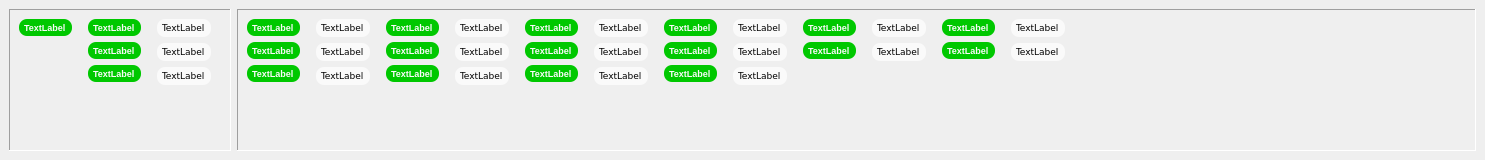
This is dockresults.ui in crocodile119/Laser-Studio as Qt 5 draws it before an edit. The edited form follows.
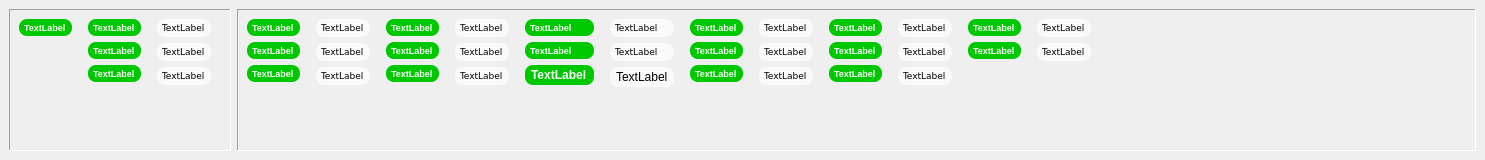
This is the edited form.

What changed in the file:
```diff
--- a/dockresults.ui
+++ b/dockresults.ui
@@ -291,8 +291,8 @@
         <rect>
          <x>0</x>
          <y>0</y>
-         <width>1165</width>
-         <height>110</height>
+         <width>1177</width>
+         <height>116</height>
         </rect>
        </property>
        <layout class="QGridLayout" name="gridLayout_2">
@@ -343,7 +343,7 @@
            </widget>
           </item>
           <item>
-           <widget class="QLabel" name="tCountingLabel">
+           <widget class="QLabel" name="tPulseNumberLabel">
             <property name="font">
              <font>
               <pointsize>7</pointsize>
@@ -604,10 +604,9 @@
            </widget>
           </item>
           <item>
-           <widget class="QLabel" name="tPulseNumberLabel">
+           <widget class="QLabel" name="tTimeBase_Label">
             <property name="font">
              <font>
-              <pointsize>7</pointsize>
               <weight>75</weight>
               <bold>true</bold>
              </font>
@@ -777,6 +776,29 @@
             </property>
            </widget>
           </item>
+          <item>
+           <widget class="QLabel" name="CountingLabel">
+            <property name="font">
+             <font>
+              <family>Verdana</family>
+              <pointsize>7</pointsize>
+              <weight>50</weight>
+              <bold>false</bold>
+             </font>
+            </property>
+            <property name="styleSheet">
+             <string notr="true">QLabel {background-color: #fafafa}
+QLabel {color: #000000}
+QLabel {border: 0px solid grey}
+QLabel {border-radius: 8px}
+QLabel {padding: 3px}
+QLabel {margin-right: 10px}</string>
+            </property>
+            <property name="text">
+             <string>TextLabel</string>
+            </property>
+           </widget>
+          </item>
           <item>
            <spacer name="verticalSpacer_10">
             <property name="orientation">
@@ -847,7 +869,7 @@
            </widget>
           </item>
           <item>
-           <widget class="QLabel" name="CountingLabel">
+           <widget class="QLabel" name="PulseNumberLabel">
             <property name="font">
              <font>
               <family>Verdana</family>
@@ -1044,15 +1066,7 @@
            </widget>
           </item>
           <item>
-           <widget class="QLabel" name="PulseNumberLabel">
-            <property name="font">
-             <font>
-              <family>Verdana</family>
-              <pointsize>7</pointsize>
-              <weight>50</weight>
-              <bold>false</bold>
-             </font>
-            </property>
+           <widget class="QLabel" name="timeBase_Label">
             <property name="styleSheet">
              <string notr="true">QLabel {background-color: #fafafa}
 QLabel {color: #000000}
@@ -1127,6 +1141,28 @@
             </property>
            </widget>
           </item>
+          <item>
+           <widget class="QLabel" name="tCountingLabel">
+            <property name="font">
+             <font>
+              <pointsize>7</pointsize>
+              <weight>75</weight>
+              <bold>true</bold>
+             </font>
+            </property>
+            <property name="styleSheet">
+             <string notr="true">QLabel {background-color: #00c800}
+QLabel {color: #fafafa}
+QLabel {border: 0px solid grey}
+QLabel {border-radius: 8px}
+QLabel {padding: 3px}
+QLabel {margin-right: 10px}</string>
+            </property>
+            <property name="text">
+             <string>TextLabel</string>
+            </property>
+           </widget>
+          </item>
           <item>
            <spacer name="verticalSpacer_9">
             <property name="orientation">
```
